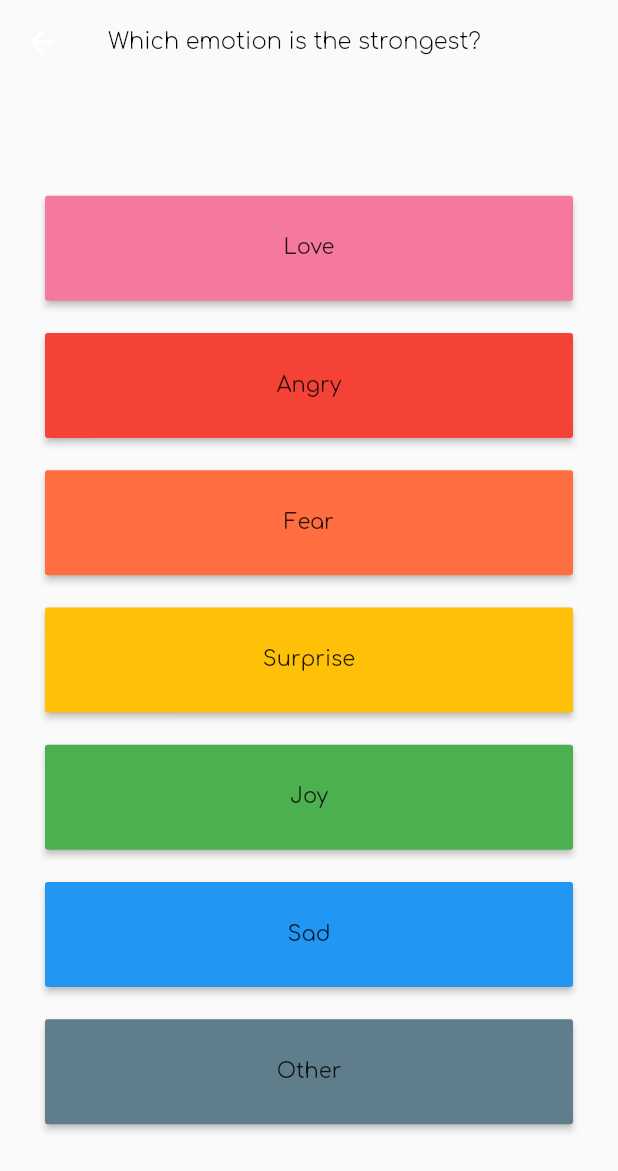
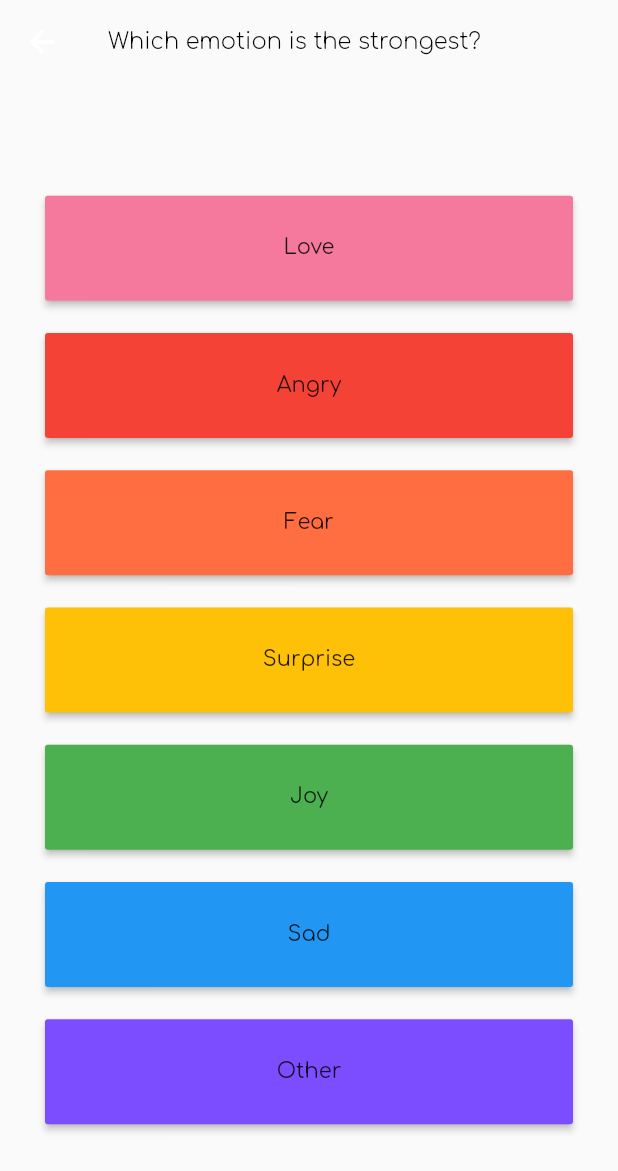
Before and after one commit to AugusteBalz/trial0125-master, a Flutter app: the LogMoodScreen1 screen opened by its route, on a phone screen of 412 x 824 dp. Shown: the top 1171 px of the screen. Run offline on Flutter 3.47's test engine with Material 2 defaults, Android fonts, the phone set to English and light mode, and no system bars; our stand-ins replace carousel_slider, sqflite, toggle_switch; accounts and stored records are empty.

Commit message:
page 0 of logging emotions works!

```diff
--- a/lib/globals/colors_of_mood.dart
+++ b/lib/globals/colors_of_mood.dart
@@ -13,4 +13,4 @@ Color loveMoodColor = const Color(0xFFF5799C);
 Color sadMoodColor = Colors.blue;
 Color joyMoodColor = Colors.green;
 Color surpriseMoodColor = Colors.amber;
-Color otherMoodColor = Colors.blueGrey;
+Color otherMoodColor = Colors.deepPurpleAccent;
--- a/lib/globals/globals.dart
+++ b/lib/globals/globals.dart
@@ -18,7 +18,8 @@ ThemeModel currentModel = ThemeModel();
 
 //---
 
-
+//little number for passing the big emotion
+int indexOfBigEmotion = 0;
 
 //----
 //for bottom navigation bar
--- a/lib/models/primary_emotions_blueprint.dart
+++ b/lib/models/primary_emotions_blueprint.dart
@@ -6,35 +6,57 @@ class PrimaryEmotionsBlueprint {
   String emotionName;
   PrimaryMoods emotionP;
   Color color;
+  int id;
 
   PrimaryEmotionsBlueprint({
     required this.emotionName,
     required this.emotionP,
     required this.color,
+    required this.id,
   });
 }
 
 List<PrimaryEmotionsBlueprint> wholePrimaryEmotionsList = [
   PrimaryEmotionsBlueprint(
-      emotionName: "Love", emotionP: PrimaryMoods.Love, color: loveMoodColor),
+    emotionName: "Love",
+    emotionP: PrimaryMoods.Love,
+    color: loveMoodColor,
+    id: 0,
+  ),
   PrimaryEmotionsBlueprint(
     emotionName: "Angry",
     emotionP: PrimaryMoods.Angry,
-      color: angryMoodColor),
+    color: angryMoodColor,
+    id: 1,
+  ),
   PrimaryEmotionsBlueprint(
     emotionName: "Fear",
     emotionP: PrimaryMoods.Fearful,
-      color: fearMoodColor),
+    color: fearMoodColor,
+    id: 2,
+  ),
   PrimaryEmotionsBlueprint(
     emotionName: "Surprise",
     emotionP: PrimaryMoods.Surprise,
-      color: surpriseMoodColor),
+    color: surpriseMoodColor,
+    id: 3,
+  ),
   PrimaryEmotionsBlueprint(
-      emotionName: "Joy", emotionP: PrimaryMoods.Joy, color: joyMoodColor),
+    emotionName: "Joy",
+    emotionP: PrimaryMoods.Joy,
+    color: joyMoodColor,
+    id: 4,
+  ),
   PrimaryEmotionsBlueprint(
-      emotionName: "Sad", emotionP: PrimaryMoods.Sad, color: sadMoodColor),
+    emotionName: "Sad",
+    emotionP: PrimaryMoods.Sad,
+    color: sadMoodColor,
+    id: 5,
+  ),
   PrimaryEmotionsBlueprint(
     emotionName: "Other",
     emotionP: PrimaryMoods.Other,
-      color: otherMoodColor),
+    color: otherMoodColor,
+    id: 6,
+  ),
 ];
--- a/lib/widgets/mood/emotion_selection_screen.dart
+++ b/lib/widgets/mood/emotion_selection_screen.dart
@@ -4,7 +4,6 @@ import 'package:trial0106/models/blueprint_mood.dart';
 import 'package:trial0106/models/mood_entries.dart';
 import 'package:trial0106/models/moods.dart';
 import 'package:trial0106/models/one_mood.dart';
-
 
 import 'package:trial0106/models/widget_for_mood_display.dart';
 
@@ -16,28 +15,21 @@ class EmotionSelectionScreen extends StatefulWidget {
 }
 
 class _EmotionSelectionScreenState extends State<EmotionSelectionScreen> {
-  PageController controller = PageController();
+  //big number here to ensure infinite scroll to both directions
+  PageController controller = PageController(initialPage: 4242);
   var currentPageValue = 0.0;
 
-
   final List<dynamic> displayWidgets = [
-
-    WidgetForMoodDisplay(newMood: sadSelection),
-
+    WidgetForMoodDisplay(newMood: loveSelection),
+    WidgetForMoodDisplay(newMood: angrySelection),
+    WidgetForMoodDisplay(newMood: fearSelection),
+    WidgetForMoodDisplay(newMood: surpriseSelection),
     Container(
       child: WidgetForMoodDisplay(newMood: joySelection),
     ),
-
-    WidgetForMoodDisplay(newMood: surpriseSelection),
-    WidgetForMoodDisplay(newMood: fearSelection),
-    WidgetForMoodDisplay(newMood: angrySelection),
-    WidgetForMoodDisplay(newMood: loveSelection),
+    WidgetForMoodDisplay(newMood: sadSelection),
     WidgetForMoodDisplay(newMood: otherSelection),
-
-
   ];
-
-
 
   double? currentPage = 0;
 
@@ -59,19 +51,14 @@ class _EmotionSelectionScreenState extends State<EmotionSelectionScreen> {
 
     final MoodEntry newEntry =
 
-    //TODO: fix that ids would be calculated dynamically
-    MoodEntry(id: "k1", dateTime: DateTime.now(), eachMood: []);
+        //TODO: fix that ids would be calculated dynamically
+        MoodEntry(id: "k1", dateTime: DateTime.now(), eachMood: []);
 
     oneEntry = newEntry;
 
     setState(() {
-
-
       for (String emotion in selectedDisplayMoods) {
-
-
         if (nameToBlueprint.containsKey(emotion)) {
-
           temporaryMood = nameToBlueprint[emotion];
           oneEntry.eachMood.add(
             OneMood(
@@ -81,87 +68,66 @@ class _EmotionSelectionScreenState extends State<EmotionSelectionScreen> {
               color: temporaryMood!.color,
             ),
           );
-        }
-
-        else {
-
+        } else {
           //add one new mood
-          oneEntry.eachMood.add( OneMood(
+          oneEntry.eachMood.add(OneMood(
               moodPrimary: PrimaryMoods.Joy,
               moodSecondary: SecondaryMoods.joy_Proud,
               strength: 10,
               color: Colors.yellow));
         }
-
-
       }
-
     });
   }
 
   @override
   Widget build(BuildContext context) {
-
-
-
     return Scaffold(
       extendBodyBehindAppBar: true,
       appBar: AppBar(
-        title:
-            Text("How are you feeling?", style: Theme.of(context).textTheme.headline2),
+        title: Text("How are you feeling?",
+            style: Theme.of(context).textTheme.headline2),
         backgroundColor: Colors.transparent,
-
         actions: <Widget>[
           Padding(
               padding: const EdgeInsets.only(right: 20.0, top: 15),
               child: GestureDetector(
                 onTap: () {
-
-
                   _addNewMoodEntry();
 
-                  if (oneEntry.eachMood.isEmpty){
+                  if (oneEntry.eachMood.isEmpty) {
                     //display a pop up saying "please add at least one emotion!
-
-
 
                     showDialog(
                       context: context,
-                      builder: (BuildContext context) => _buildPopupDialog(context),
+                      builder: (BuildContext context) =>
+                          _buildPopupDialog(context),
                     );
-                  }
-
-                  else {
-
+                  } else {
                     //if a person presses "Next", he goes to the next screen to rate the strength of his/her emotions
                     Navigator.pushNamed(context, "/logmood3");
 
                     //delete all previous
                     moodSelection.clear();
-
                   }
-
-
-
                 },
                 child: Text(
                   "Next",
                   style: Theme.of(context).textTheme.headline3,
                 ),
-              )
-          ),
+              )),
         ],
       ),
-
-
       body: PageView.builder(
         scrollDirection: Axis.horizontal,
         controller: controller,
-       // itemCount: displayWidgets.length,
+
+        //if this is left the list is not infinitely scrollable
+        // itemCount: displayWidgets.length,
         itemBuilder: (context, index) {
+          final index2 = index - 4242+ indexOfBigEmotion;
 
-
-          return displayWidgets[index % (displayWidgets.length)];
+          return displayWidgets[index2 % (displayWidgets.length)];
           /*
 
 
@@ -232,10 +198,6 @@ Transform(
   }
 }
 
-
-
-
-
 Widget _buildPopupDialog(BuildContext context) {
   return AlertDialog(
     title: const Text('Hi there!'),
@@ -243,7 +205,8 @@ Widget _buildPopupDialog(BuildContext context) {
       mainAxisSize: MainAxisSize.min,
       crossAxisAlignment: CrossAxisAlignment.start,
       children: const <Widget>[
-        Text("It seems like you haven't selected any emotions... Please select at least one:)"),
+        Text(
+            "It seems like you haven't selected any emotions... Please select at least one:)"),
       ],
     ),
     actions: <Widget>[
@@ -251,7 +214,6 @@ Widget _buildPopupDialog(BuildContext context) {
         onPressed: () {
           Navigator.of(context).pop();
         },
-
         child: const Text('Okay!'),
       ),
     ],
--- a/lib/widgets/mood/log_mood_screen_1.dart
+++ b/lib/widgets/mood/log_mood_screen_1.dart
@@ -16,7 +16,7 @@ class LogMoodScreen1 extends StatefulWidget {
 
 class _LogMoodScreen1State extends State<LogMoodScreen1> {
   PrimaryEmotionsBlueprint selectionOfPrimaryEmotion = PrimaryEmotionsBlueprint(
-      emotionName: "Love", emotionP: PrimaryMoods.Love, color: loveMoodColor);
+      emotionName: "Love", emotionP: PrimaryMoods.Love, color: loveMoodColor, id : 0,);
 
   @override
   Widget build(BuildContext context) {
@@ -26,7 +26,7 @@ class _LogMoodScreen1State extends State<LogMoodScreen1> {
             style: Theme.of(context).textTheme.headline2),
         backgroundColor: Colors.transparent,
         elevation: 0,
-        //TODO: show
+        //TODO: show the back button properly
         //systemOverlayStyle: SystemUiOverlayStyle.light,
       ),
       body: Container(
--- a/lib/widgets/mood/log_mood_screen_2.dart
+++ b/lib/widgets/mood/log_mood_screen_2.dart
@@ -12,6 +12,7 @@ class LogMoodScreen2 extends StatefulWidget {
 class _LogMoodScreen2State extends State<LogMoodScreen2> {
 
 
+
   @override
   Widget build(BuildContext context) {
     return const EmotionSelectionScreen();
--- a/lib/widgets/widget_for_primary_emotion_display.dart
+++ b/lib/widgets/widget_for_primary_emotion_display.dart
@@ -16,12 +16,15 @@ class WidgetForPrimaryEmotionDisplay extends StatefulWidget {
 
 class _WidgetForPrimaryEmotionDisplayState
     extends State<WidgetForPrimaryEmotionDisplay> {
+
   @override
   Widget build(BuildContext context) {
     return Container(
       child: MaterialButton(
           onPressed: () {
+            indexOfBigEmotion  = widget.selectionOfPrimaryEmotion.id;
             Navigator.pushNamed(context, '/logmood2');
+
           },
           color:  widget.selectionOfPrimaryEmotion.color,
           height: 70,
```
Lines whose indentation alone changed are shown as unchanged.
